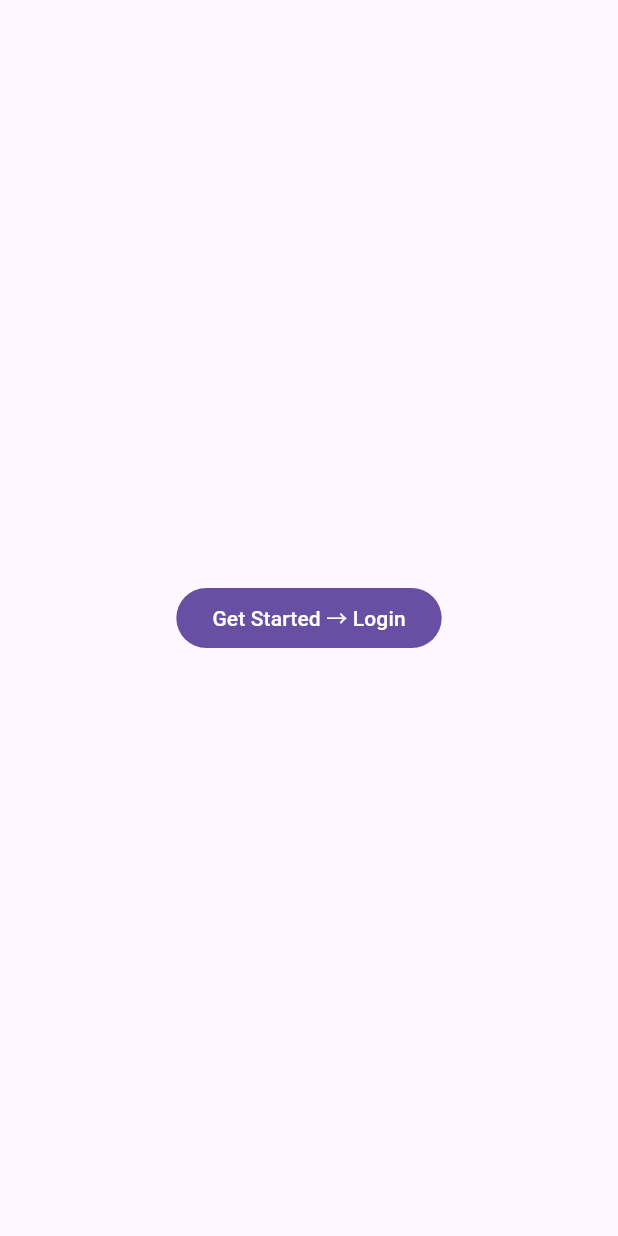
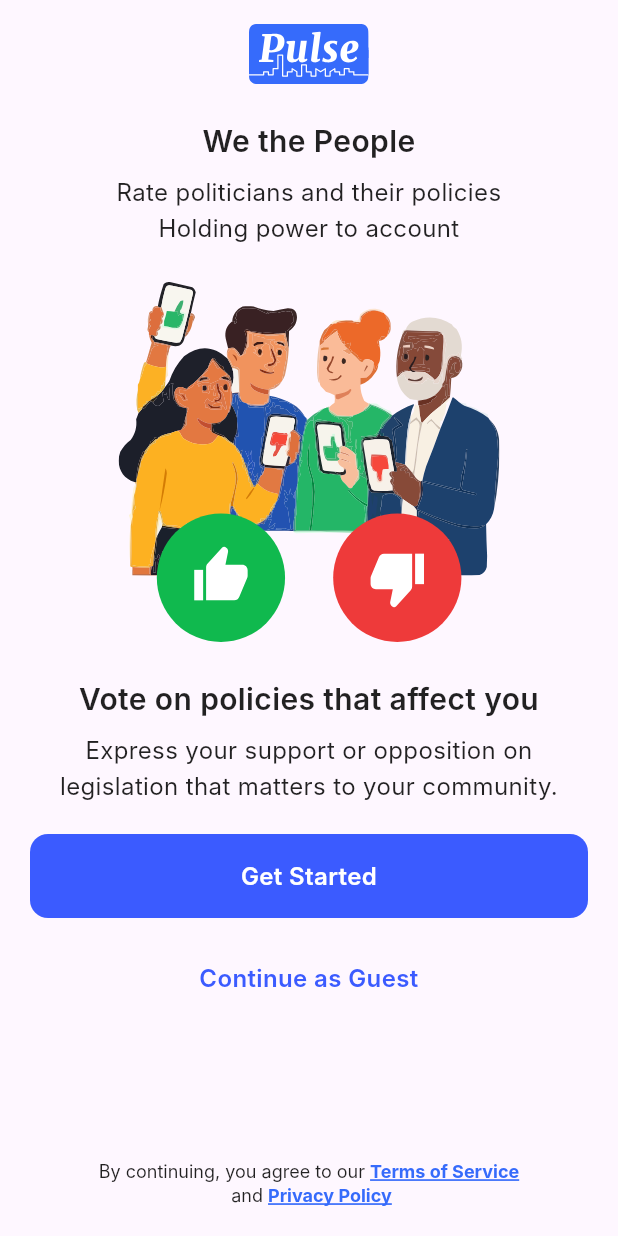
Before and after one commit to Asad422/Pulse, a Flutter app: the screen it shows after launch, on a phone screen of 412 x 824 dp. Run offline on Flutter 3.47's test engine with Material 3 defaults, Android fonts, the phone set to English and light mode, and no system bars; our stand-ins replace device_preview, flutter_svg, go_router; Roboto replaces fonts that are missing (Inter).

Commit message:
add onboarding screen and locals

```diff
--- a/lib/core/localization/l10n/intl_en.arb
+++ b/lib/core/localization/l10n/intl_en.arb
@@ -2,5 +2,16 @@
   "@@locale": "en",
   "appTitle": "Pulse",
   "splashGreeting": "Welcome!",
-  "homeTitle": "Home"
+  "homeTitle": "Home",
+
+  "onbHeader": "We the People",
+  "onbSubtitle": "Rate politicians and their policies\nHolding power to account",
+  "onbSectionTitle": "Vote on policies that affect you",
+  "onbSectionBody": "Express your support or opposition on legislation that matters to your community.",
+  "onbCtaGetStarted": "Get Started",
+  "onbCtaContinueGuest": "Continue as Guest",
+  "onbTermsPrefix": "By continuing, you agree to our ",
+  "onbTermsTerms": "Terms of Service",
+  "onbTermsAnd": " and ",
+  "onbTermsPrivacy": "Privacy Policy"
 }
--- /dev/null
+++ b/lib/core/resources/app_icons.dart
@@ -0,0 +1,43 @@
+import 'package:flutter/widgets.dart';
+import 'package:flutter_svg/flutter_svg.dart';
+
+/// Обёртка над SVG-иконкой
+class SvgAsset {
+  final String path;
+
+  const SvgAsset(this.path);
+
+  /// Быстрый билдер иконки
+  SvgPicture svg({
+    Key? key,
+    double? size,
+    double? width,
+    double? height,
+    Color? color,
+    BoxFit fit = BoxFit.contain,
+    String? semanticsLabel,
+  }) {
+    return SvgPicture.asset(
+      path,
+      key: key,
+      width: size ?? width,
+      height: size ?? height,
+      fit: fit,
+      semanticsLabel: semanticsLabel,
+      // flutter_svg 2.x: цвет прокидывается через colorFilter
+      colorFilter: color != null ? ColorFilter.mode(color, BlendMode.srcIn) : null,
+    );
+  }
+}
+
+class AppIcons {
+  AppIcons._();
+
+  static const String _dir = 'assets/icons';
+
+  static const SvgAsset icLogo = SvgAsset('$_dir/ic_logo.svg');
+  static const SvgAsset icPeoples = SvgAsset('$_dir/ic_peoples.svg');
+
+// Добавляй свои по мере надобности ↓
+// static const SvgAsset settings = SvgAsset('$_dir/settings.svg');
+}
--- a/lib/core/theme/text_styles.dart
+++ b/lib/core/theme/text_styles.dart
@@ -240,6 +240,22 @@ class AppTextStyles {
     "Paragraph/p3-bold": paragraphP3Bold,
     "Paragraph/p3-high": paragraphP3High,
     "Paragraph/p3-high-bold": paragraphP3HighBold,
+
+    "Body/p1": paragraphP1,
+    "Body/p1-bold": paragraphP1Bold,
+    "Body/p1-high": paragraphP1High,
+    "Body/p1-high-bold": paragraphP1HighBold,
+
+    "Body/p2": paragraphP2,
+    "Body/p2-bold": paragraphP2Bold,
+    "Body/p2-high": paragraphP2High,
+    "Body/p2-high-bold": paragraphP2HighBold,
+
+    "Body/p3": paragraphP3,
+    "Body/p3-bold": paragraphP3Bold,
+    "Body/p3-high": paragraphP3High,
+    "Body/p3-high-bold": paragraphP3HighBold,
+
   };
 
   static TextStyle? get(String name) => _map[name];
--- a/lib/core/widgets/app_button_widget.dart
+++ b/lib/core/widgets/app_button_widget.dart
@@ -1,4 +1,5 @@
 import 'package:flutter/material.dart';
+import '../theme/text_styles.dart';
 
 class AppButtonWidget extends StatefulWidget {
   const AppButtonWidget({
@@ -13,13 +14,12 @@ class AppButtonWidget extends StatefulWidget {
     this.borderRadius,
     this.padding,
     this.iconSize,
-    this.customIcon,   // для iconOnly
-    this.leftIcon,     // 👈 кастом иконка слева (по умолчанию стандартная стрелка)
-    this.rightIcon,    // 👈 кастом иконка справа (по умолчанию стандартная стрелка)
+    this.customIcon,
+    this.leftIcon,
+    this.rightIcon,
     this.elevation = 0,
   });
 
-  // factories
   factory AppButtonWidget.rightIcon({
     Key? key,
     required String label,
@@ -28,7 +28,7 @@ class AppButtonWidget extends StatefulWidget {
     AppButtonWidgetIntent intent = AppButtonWidgetIntent.primary,
     AppButtonWidgetTone tone = AppButtonWidgetTone.solid,
     bool enabled = true,
-    IconData? rightIcon, // кастом справа
+    IconData? rightIcon,
   }) =>
       AppButtonWidget(
         key: key,
@@ -50,7 +50,7 @@ class AppButtonWidget extends StatefulWidget {
     AppButtonWidgetIntent intent = AppButtonWidgetIntent.primary,
     AppButtonWidgetTone tone = AppButtonWidgetTone.solid,
     bool enabled = true,
-    IconData? leftIcon, // кастом слева
+    IconData? leftIcon,
   }) =>
       AppButtonWidget(
         key: key,
@@ -131,7 +131,6 @@ class AppButtonWidget extends StatefulWidget {
         customIcon: icon,
       );
 
-  /// ← | Button | →
   factory AppButtonWidget.doubleIconsSeparated({
     Key? key,
     required String label,
@@ -170,10 +169,7 @@ class AppButtonWidget extends StatefulWidget {
   final EdgeInsetsGeometry? padding;
   final double? iconSize;
 
-  /// Иконка для варианта `iconOnly`
   final IconData? customIcon;
-
-  /// Кастомные иконки для левой/правой стороны (по умолчанию — стандартные стрелки)
   final IconData? leftIcon;
   final IconData? rightIcon;
 
@@ -200,30 +196,25 @@ class _AppButtonWidgetState extends State<AppButtonWidget> {
 
     final double radius = widget.borderRadius ?? 12;
     final EdgeInsetsGeometry contentPadding =
-        widget.padding ??
-            EdgeInsets.symmetric(horizontal: m.hPadding, vertical: m.vPadding);
+        widget.padding ?? EdgeInsets.symmetric(horizontal: m.hPadding, vertical: m.vPadding);
     final double iSize = widget.iconSize ?? m.icon;
 
-    // берем кастомные иконки, иначе дефолтные стрелки
-    final IconData leftIconData  = widget.leftIcon  ?? Icons.arrow_back_rounded;
+    final IconData leftIconData = widget.leftIcon ?? Icons.arrow_back_rounded;
     final IconData rightIconData = widget.rightIcon ?? Icons.arrow_forward_rounded;
 
-    final iconLeft  = Icon(leftIconData,  size: iSize, color: style.fg);
+    final iconLeft = Icon(leftIconData, size: iSize, color: style.fg);
     final iconRight = Icon(rightIconData, size: iSize, color: style.fg);
 
-    // icon-only
+    final TextStyle labelStyle = _labelTextStyle(widget.size).copyWith(
+      color: style.fg,
+      height: 1.0,
+    );
+
     if (widget.variant == AppButtonWidgetVariant.iconOnly) {
-      final icon = Icon(widget.customIcon ?? Icons.arrow_forward_rounded,
-          size: iSize, color: style.fg);
-      return _buildBase(
-        m: m,
-        radius: radius,
-        style: style,
-        child: Center(child: icon),
-      );
+      final icon = Icon(widget.customIcon ?? Icons.arrow_forward_rounded, size: iSize, color: style.fg);
+      return _buildBase(m: m, radius: radius, style: style, child: Center(child: icon));
     }
 
-    // ← | Button | →
     if (widget.variant == AppButtonWidgetVariant.doubleIconsSeparated) {
       return _buildBase(
         m: m,
@@ -244,11 +235,7 @@ class _AppButtonWidgetState extends State<AppButtonWidget> {
                 maxLines: 1,
                 overflow: TextOverflow.ellipsis,
                 textAlign: TextAlign.center,
-                style: Theme.of(context).textTheme.labelLarge?.copyWith(
-                      color: style.fg,
-                      fontWeight: FontWeight.w600,
-                      height: 1.0,
-                    ),
+                style: labelStyle,
               ),
             ),
             SizedBox(width: m.gap),
@@ -260,7 +247,6 @@ class _AppButtonWidgetState extends State<AppButtonWidget> {
       );
     }
 
-    // остальные варианты
     final children = <Widget>[];
 
     if (widget.variant == AppButtonWidgetVariant.leftIcon ||
@@ -275,11 +261,7 @@ class _AppButtonWidgetState extends State<AppButtonWidget> {
         maxLines: 1,
         overflow: TextOverflow.ellipsis,
         textAlign: TextAlign.center,
-        style: Theme.of(context).textTheme.labelLarge?.copyWith(
-              color: style.fg,
-              fontWeight: FontWeight.w600,
-              height: 1.0,
-            ),
+        style: labelStyle,
       ),
     ));
 
@@ -287,12 +269,10 @@ class _AppButtonWidgetState extends State<AppButtonWidget> {
         widget.variant == AppButtonWidgetVariant.doubleIcons ||
         widget.variant == AppButtonWidgetVariant.trailingSeparated) {
       children.add(SizedBox(width: m.gap));
-
       if (widget.variant == AppButtonWidgetVariant.trailingSeparated) {
         children.add(_divider(m, style));
         children.add(SizedBox(width: m.gap));
       }
-
       children.add(iconRight);
     }
 
@@ -309,13 +289,22 @@ class _AppButtonWidgetState extends State<AppButtonWidget> {
     );
   }
 
-  // ---------- helpers ----------
+  TextStyle _labelTextStyle(AppButtonWidgetSize s) {
+    switch (s) {
+      case AppButtonWidgetSize.small:
+        return AppTextStyles.buttonSmall;
+      case AppButtonWidgetSize.medium:
+        return AppTextStyles.buttonMedium;
+      case AppButtonWidgetSize.large:
+        return AppTextStyles.buttonLarge;
+    }
+  }
 
   Widget _divider(_Metrics m, _ToneStyle style) => Container(
-        width: 1,
-        height: m.dividerHeight,
-        color: style.fg.withValues(alpha: 0.45),
-      );
+    width: 1,
+    height: m.dividerHeight,
+    color: style.fg.withValues(alpha: 0.45),
+  );
 
   Widget _buildBase({
     required _Metrics m,
@@ -325,7 +314,6 @@ class _AppButtonWidgetState extends State<AppButtonWidget> {
     required Widget child,
   }) {
     final bool enabled = widget.enabled && widget.onPressed != null;
-
     return ConstrainedBox(
       constraints: BoxConstraints(minHeight: m.minHeight, minWidth: m.minWidth),
       child: Material(
@@ -426,7 +414,6 @@ _Metrics _metricsFor(AppButtonWidgetSize s) {
 
 class _Palette {
   const _Palette(this.base, this.fgOnBase, this.tint);
-
   final Color base;
   final Color fgOnBase;
   final Color tint;
@@ -470,11 +457,9 @@ class _ToneStyle {
     const double kDisabledOpacity = 0.45;
 
     switch (tone) {
-      case AppButtonWidgetTone.solid: {
+      case AppButtonWidgetTone.solid:
         final base = palette.base;
-        final bg = enabled
-            ? (pressed ? _darken(base, 0.06) : base)
-            : base.withValues(alpha: kDisabledOpacity);
+        final bg = enabled ? (pressed ? _darken(base, 0.06) : base) : base.withValues(alpha: kDisabledOpacity);
         final fg = enabled ? palette.fgOnBase : palette.fgOnBase.withValues(alpha: 0.7);
         return _ToneStyle(
           bg: bg,
@@ -482,12 +467,9 @@ class _ToneStyle {
           highlight: Colors.black.withValues(alpha: kPressedOverlay),
           splash: Colors.white.withValues(alpha: 0.10),
         );
-      }
-      case AppButtonWidgetTone.subtle: {
+      case AppButtonWidgetTone.subtle:
         final base = palette.tint;
-        final bg = enabled
-            ? (pressed ? _darken(base, 0.06) : base)
-            : base.withValues(alpha: 0.6);
+        final bg = enabled ? (pressed ? _darken(base, 0.06) : base) : base.withValues(alpha: 0.6);
         final fg = enabled ? palette.base : palette.base.withValues(alpha: 0.45);
         return _ToneStyle(
           bg: bg,
@@ -495,11 +477,8 @@ class _ToneStyle {
           highlight: Colors.black.withValues(alpha: kPressedOverlay),
           splash: Colors.black.withValues(alpha: 0.06),
         );
-      }
-      case AppButtonWidgetTone.ghost: {
-        final bg = enabled
-            ? (pressed ? palette.base.withValues(alpha: 0.08) : Colors.transparent)
-            : Colors.transparent;
+      case AppButtonWidgetTone.ghost:
+        final bg = enabled ? (pressed ? palette.base.withValues(alpha: 0.08) : Colors.transparent) : Colors.transparent;
         final fg = enabled ? palette.base : palette.base.withValues(alpha: 0.40);
         return _ToneStyle(
           bg: bg,
@@ -507,15 +486,9 @@ class _ToneStyle {
           highlight: palette.base.withValues(alpha: 0.10),
           splash: palette.base.withValues(alpha: 0.10),
         );
-      }
-      case AppButtonWidgetTone.outline: {
-        final border = BorderSide(
-          color: enabled ? palette.base : palette.base.withValues(alpha: 0.40),
-          width: 1,
-        );
-        final bg = enabled
-            ? (pressed ? palette.base.withValues(alpha: 0.08) : Colors.transparent)
-            : Colors.transparent;
+      case AppButtonWidgetTone.outline:
+        final border = BorderSide(color: enabled ? palette.base : palette.base.withValues(alpha: 0.40), width: 1);
+        final bg = enabled ? (pressed ? palette.base.withValues(alpha: 0.08) : Colors.transparent) : Colors.transparent;
         final fg = enabled ? palette.base : palette.base.withValues(alpha: 0.40);
         return _ToneStyle(
           bg: bg,
@@ -524,7 +497,6 @@ class _ToneStyle {
           splash: palette.base.withValues(alpha: 0.10),
           border: border,
         );
-      }
     }
   }
 }
@@ -532,7 +504,6 @@ class _ToneStyle {
 /* ============================ helpers ================================ */
 
 Color _darken(Color c, double amount) {
-  assert(amount >= 0 && amount <= 1);
   final f = 1 - amount;
   return Color.fromARGB(
     ((c.a * 255.0).round() & 0xff),
--- a/lib/features/onboarding/onboarding_screen.dart
+++ b/lib/features/onboarding/onboarding_screen.dart
@@ -1,18 +1,101 @@
+import 'package:flutter/gestures.dart';
 import 'package:flutter/material.dart';
 import 'package:go_router/go_router.dart';
 
+import '../../core/localization/generated/l10n.dart';
+import '../../core/resources/app_icons.dart';
 import '../../core/router/routes.dart';
+import '../../core/theme/app_colors.dart';
+import '../../core/theme/text_styles.dart';
+import '../../core/widgets/app_button_widget.dart';
 
 class OnboardingScreen extends StatelessWidget {
   const OnboardingScreen({super.key});
 
   @override
   Widget build(BuildContext context) {
+    final l10n = S.of(context)!;
+
     return Scaffold(
-      body: Center(
-        child: FilledButton(
-          onPressed: () => context.go(AppPaths.login),
-          child: const Text('Get Started → Login'),
+      body: SafeArea(
+        child: Padding(
+          padding: const EdgeInsets.symmetric(horizontal: 20),
+          child: Column(
+            crossAxisAlignment: CrossAxisAlignment.center,
+            children: [
+              const SizedBox(height: 16),
+              Align(alignment: Alignment.center, child: AppIcons.icLogo.svg(height: 40, width: 80)),
+              const SizedBox(height: 24),
+              Text(l10n.onbHeader, textAlign: TextAlign.center, style: AppTextStyles.get("Title/t2")),
+              const SizedBox(height: 8),
+              Text(
+                l10n.onbSubtitle,
+                textAlign: TextAlign.center,
+                style: AppTextStyles.get("Body/p1"),
+              ),
+              const SizedBox(height: 24),
+              Center(child: AppIcons.icPeoples.svg(width: 256, height: 240)),
+              const SizedBox(height: 24),
+              Text(l10n.onbSectionTitle, textAlign: TextAlign.center, style: AppTextStyles.get("Title/t2")),
+              const SizedBox(height: 8),
+              Text(
+                l10n.onbSectionBody,
+                textAlign: TextAlign.center,
+                style: AppTextStyles.get("Body/p1"),
+              ),
+              const SizedBox(height: 20),
+              SizedBox(
+                width: double.infinity,
+                child: AppButtonWidget(
+                  label: l10n.onbCtaGetStarted,
+                  onPressed: () => context.go(AppPaths.register),
+                  size: AppButtonWidgetSize.large,
+                  intent: AppButtonWidgetIntent.primary,
+                  tone: AppButtonWidgetTone.solid,
+                ),
+              ),
+              const SizedBox(height: 12),
+              SizedBox(
+                width: double.infinity,
+                child: AppButtonWidget(
+                  label: l10n.onbCtaContinueGuest,
+                  onPressed: () => context.go(AppPaths.home),
+                  size: AppButtonWidgetSize.large,
+                  intent: AppButtonWidgetIntent.primary,
+                  tone: AppButtonWidgetTone.ghost,
+                ),
+              ),
+              const Spacer(),
+              RichText(
+                textAlign: TextAlign.center,
+                text: TextSpan(
+                  style: AppTextStyles.get("Body/p3"),
+                  children: [
+                    TextSpan(text: l10n.onbTermsPrefix),
+                    TextSpan(
+                      text: l10n.onbTermsTerms,
+                      style: AppTextStyles.get("Body/p3-bold")?.copyWith(
+                        decoration: TextDecoration.underline,
+                        color: AppColors.primary,
+                      ),
+                      recognizer: TapGestureRecognizer()..onTap = () {},
+                    ),
+                    const TextSpan(text: '\n'),
+                    TextSpan(text: l10n.onbTermsAnd),
+                    TextSpan(
+                      text: l10n.onbTermsPrivacy,
+                      style: AppTextStyles.get("Body/p3-bold")?.copyWith(
+                        decoration: TextDecoration.underline,
+                        color: AppColors.primary,
+                      ),
+                      recognizer: TapGestureRecognizer()..onTap = () {},
+                    ),
+                  ],
+                ),
+              ),
+              const SizedBox(height: 20),
+            ],
+          ),
         ),
       ),
     );
--- a/lib/main.dart
+++ b/lib/main.dart
@@ -1,10 +1,19 @@
+import 'package:flutter/foundation.dart';
 import 'package:flutter/material.dart';
 import 'package:go_router/go_router.dart';
+import 'package:device_preview/device_preview.dart';
+import 'package:flutter_localizations/flutter_localizations.dart';
 
+import 'core/localization/generated/l10n.dart';
 import 'core/router/app_router.dart';
 
 void main() {
-  runApp(const App());
+  runApp(
+    DevicePreview(
+      enabled: !kReleaseMode,
+      builder: (context) => const App(),
+    ),
+  );
 }
 
 class App extends StatelessWidget {
@@ -19,6 +28,16 @@ class App extends StatelessWidget {
       debugShowCheckedModeBanner: false,
       routerConfig: router,
       theme: ThemeData(useMaterial3: true),
+      useInheritedMediaQuery: true,
+      locale: DevicePreview.locale(context),
+      builder: DevicePreview.appBuilder,
+      localizationsDelegates: const [
+        S.delegate,
+        GlobalMaterialLocalizations.delegate,
+        GlobalWidgetsLocalizations.delegate,
+        GlobalCupertinoLocalizations.delegate,
+      ],
+      supportedLocales: S.delegate.supportedLocales,
     );
   }
 }
```
Also changed, not shown: lib/core/localization/l10n/intl_it.arb (+12 -2 lines), lib/core/localization/l10n/intl_nl.arb (+14 -4 lines), lib/core/localization/l10n/intl_zh.arb (+14 -4 lines), lib/core/resources/app_images.dart (added, +38 -0 lines), lib/features/home/presentation/screens/home_screen.dart (+6 -1 lines), pubspec.yaml (+16 -14 lines), assets/icons/ic_logo.svg (added), assets/icons/ic_peoples.svg (added), lib/core/localization/generated/intl/messages_all.dart, lib/core/localization/generated/intl/messages_en.dart, lib/core/localization/generated/intl/messages_it.dart, lib/core/localization/generated/intl/messages_nl.dart, lib/core/localization/generated/intl/messages_zh.dart, lib/core/localization/generated/l10n.dart, 1 more files, 1 other file.
